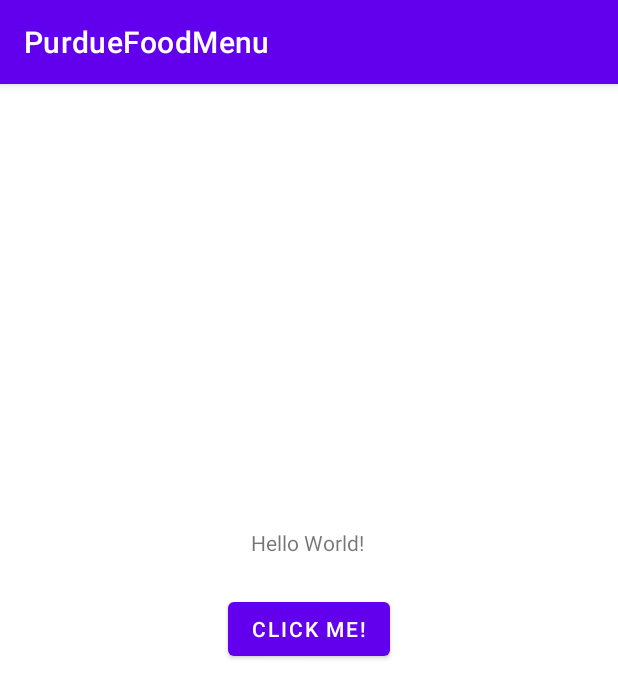
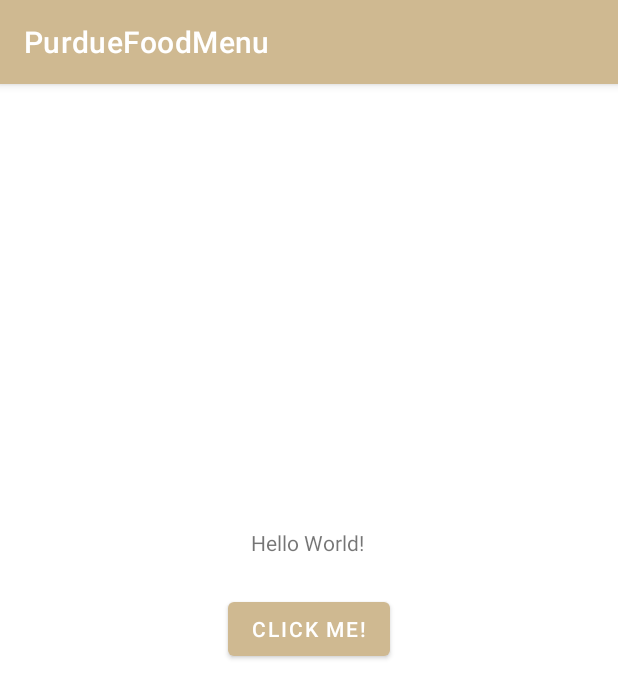
Before and after one commit to doyoonkim3312/Purdue_Food_Menu, an Android app: the screen it shows after launch (MainActivity), on a phone screen of 412 x 824 dp. Shown: the top 698 px of the screen. Run offline under Robolectric (Android 15) with nearby library versions, the phone set to English and light mode, and no system bars.

Commit message:
Commit [050221] Theme Color Changed
* Theme colors are changed based on Purdue Brand Guidelines

```diff
--- a/app/src/main/res/values/colors.xml
+++ b/app/src/main/res/values/colors.xml
@@ -7,4 +7,10 @@
     <color name="teal_700">#FF018786</color>
     <color name="black">#FF000000</color>
     <color name="white">#FFFFFFFF</color>
+    <color name="purdue_boilermakersGold">#CFB991</color>
+    <color name="purdue_somkestackBlack">#000000</color>
+    <color name="purdue_aged">#8E6F3E</color>
+    <color name="purdue_rush">#DAAA00</color>
+    <color name="purdue_field">#DDB945</color>
+    <color name="purdue_dust">#EBD99F</color>
 </resources>
--- a/app/src/main/res/values/themes.xml
+++ b/app/src/main/res/values/themes.xml
@@ -2,12 +2,12 @@
     <!-- Base application theme. -->
     <style name="Theme.PurdueFoodMenu" parent="Theme.MaterialComponents.DayNight.DarkActionBar">
         <!-- Primary brand color. -->
-        <item name="colorPrimary">@color/purple_500</item>
-        <item name="colorPrimaryVariant">@color/purple_700</item>
+        <item name="colorPrimary">@color/purdue_boilermakersGold</item>
+        <item name="colorPrimaryVariant">@color/purdue_aged</item>
         <item name="colorOnPrimary">@color/white</item>
         <!-- Secondary brand color. -->
-        <item name="colorSecondary">@color/teal_200</item>
-        <item name="colorSecondaryVariant">@color/teal_700</item>
+        <item name="colorSecondary">@color/purdue_field</item>
+        <item name="colorSecondaryVariant">@color/purdue_rush</item>
         <item name="colorOnSecondary">@color/black</item>
         <!-- Status bar color. -->
         <item name="android:statusBarColor" tools:targetApi="l">?attr/colorPrimaryVariant</item>
```
